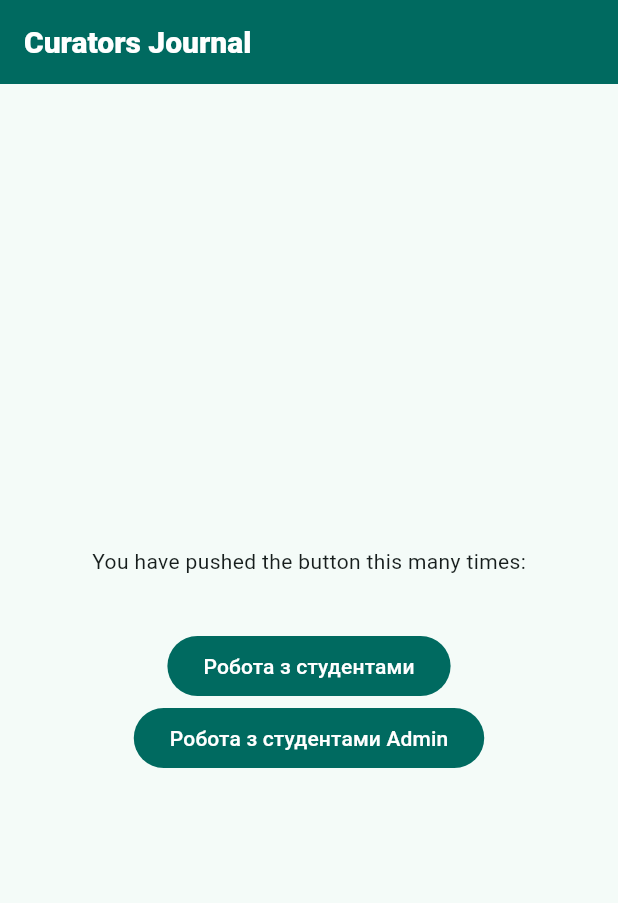
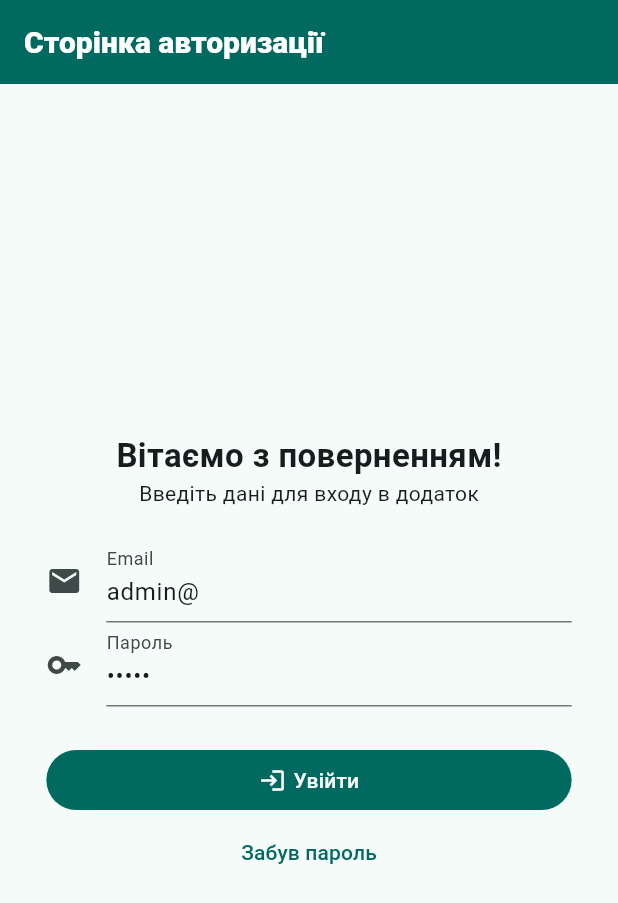
Before and after one commit to aotilm/flutter_curators_journal, a Flutter app: the screen it shows after launch, on a phone screen of 412 x 824 dp. Shown: the top 903 px of the screen. Run offline on Flutter 3.47's test engine with Material 3 defaults, Android fonts, the phone set to English and light mode, and no system bars; our stand-ins replace accordion; missing offline and left inert: excel, mailer, mysql_client.

Commit message:
сторінка відновлення пароля, вхід, далі фікс форми

```diff
--- a/lib/main.dart
+++ b/lib/main.dart
@@ -1,10 +1,11 @@
 import 'package:flutter/material.dart';
-import 'package:test_journal/screens/home_page.dart';
+// import 'package:test_journal/screens/home_page.dart';
+import 'package:test_journal/screens/login_page.dart';
 import 'package:test_journal/screens/work_with_students/admin_work_with_students.dart';
-import 'package:test_journal/screens/work_with_students/curator_screens/activity.dart';
-import 'package:test_journal/screens/work_with_students/curator_screens/general_information.dart';
+// import 'package:test_journal/screens/work_with_students/curator_screens/activity.dart';
+// import 'package:test_journal/screens/work_with_students/curator_screens/general_information.dart';
 import 'package:test_journal/screens/work_with_students/curators_work_with_students.dart';
-import 'package:test_journal/screens/work_with_students/edit_form.dart';
+// import 'package:test_journal/screens/work_with_students/edit_form.dart';
 import 'package:flutter_localizations/flutter_localizations.dart';
 
 void main() {
@@ -48,7 +49,8 @@ class MyApp extends StatelessWidget {
       ],
       initialRoute: '/',
       routes: {
-        '/': (context) => HomePage(),
+        // '/': (context) => HomePage(),
+        '/': (context) => LoginPage(),
         '/work_with_students': (context) => CuratorsWorkWithStudents(group: '2-КТ-21',),
         '/admin_work_with_students': (context) => AdminWorkWithStudents(),
         // '/general_information': (context) => GeneralInformation(),
--- a/lib/screens/home_page.dart
+++ b/lib/screens/home_page.dart
@@ -1,7 +1,7 @@
 import 'package:flutter/cupertino.dart';
 import 'package:flutter/material.dart';
-import 'package:mysql_client/mysql_client.dart';
-import 'package:test_journal/MySqlConnection.dart';
+// import 'package:mysql_client/mysql_client.dart';
+// import 'package:test_journal/MySqlConnection.dart';
 
 
 class HomePage extends StatefulWidget {
@@ -41,6 +41,7 @@ class _HomePageState extends State<HomePage> {
                 Text("Робота з студентами")
             ),
             FilledButton(
+                // onPressed: () => Navigator.pushReplacementNamed(context, '/admin_work_with_students'),
                 onPressed: () => Navigator.pushNamed(context, '/admin_work_with_students'),
                 child:
                 Text("Робота з студентами Admin")
--- /dev/null
+++ b/lib/screens/login_page.dart
@@ -0,0 +1,173 @@
+import 'package:flutter/material.dart';
+import 'package:test_journal/screens/recover_pass_page.dart';
+import 'package:test_journal/screens/work_with_students/admin_work_with_students.dart';
+import 'package:test_journal/screens/work_with_students/curators_work_with_students.dart';
+
+import '../MySqlConnection.dart';
+
+class LoginPage extends StatefulWidget {
+  const LoginPage({super.key});
+
+  @override
+  State<LoginPage> createState() => _LoginPageState();
+}
+
+class _LoginPageState extends State<LoginPage> {
+  final formKey = GlobalKey<FormState>();
+
+  final TextEditingController loginController = TextEditingController();
+  final TextEditingController passController = TextEditingController();
+
+  Future<void> logining() async {
+    if (formKey.currentState!.validate()) {
+      formKey.currentState!.save();
+      print(loginController.text);
+      print(passController.text);
+      final connHandler = MySqlConnectionHandler();
+      await connHandler.connect();
+      // bool result = await connHandler.loginUser(loginController.text, passController.text);
+      List<Map<String, dynamic>> records = await connHandler.selectCuratorInfo(loginController.text, passController.text);
+
+      await connHandler.close();
+      if(records.isNotEmpty){
+        switch (records[0]["role"]){
+          case 'Адміністратор':
+            Navigator.push(
+              context,
+              MaterialPageRoute(
+                  builder: (context) => AdminWorkWithStudents()
+              ),
+            );
+          case 'Куратор':
+            Navigator.push(
+              context,
+              MaterialPageRoute(
+                  builder: (context) => CuratorsWorkWithStudents(group: records[0]['group'])
+              ),
+            );
+          default:
+            ScaffoldMessenger.of(context).showSnackBar(
+              SnackBar(backgroundColor: Theme.of(context).primaryColor, content: Text('Skill issue!')),
+            );
+        }
+      }
+      else{
+        ScaffoldMessenger.of(context).showSnackBar(
+          SnackBar(backgroundColor: Theme.of(context).primaryColor, content: Text('Невірні дані для входу!')),
+        );
+      }
+    }
+
+  }
+
+  @override
+  void initState() {
+    super.initState();
+    loginController.text = "admin@";
+    passController.text = "admin";
+  }
+  @override
+  Widget build(BuildContext context) {
+    return Scaffold(
+        resizeToAvoidBottomInset: true,
+        appBar: AppBar(
+        backgroundColor: Theme.of(context).primaryColor,
+        title: Text('Сторінка авторизації'),
+      ),
+      body: Center(
+        child: SingleChildScrollView(
+          child: Form(
+            key: formKey,
+            child: Column(
+              mainAxisAlignment: MainAxisAlignment.center,
+              children: [
+                Text(
+                  'Вітаємо з поверненням!',
+                  style: TextStyle(fontSize: 22, fontWeight: FontWeight.bold),
+                ),
+                Text(
+                  'Введіть дані для входу в додаток',
+                  style: TextStyle(fontSize: 14),
+                ),
+                SizedBox(height: 20),
+                SizedBox(
+                  width: MediaQuery.of(context).size.width * 0.85,
+                  child: TextFormField(
+                    controller: loginController,
+                    maxLines: null,
+                    decoration: const InputDecoration(
+                      icon: Icon(Icons.mail),
+                      labelText: 'Email',
+                    ),
+                    validator: (value) {
+                      if (value == null || value.isEmpty) {
+                        return 'Введіть Email';
+                      }
+                      if(!value.contains("@")){
+                        return 'Email має містити @';
+                      }
+                      return null;
+                    },
+                    onSaved: (value) {
+                      loginController.text = value!;
+                    },
+                  ),
+                ),
+                SizedBox(
+                  width: MediaQuery.of(context).size.width * 0.85,
+                  child: TextFormField(
+                    obscureText: true,
+                    // obscuringCharacter: "!",
+                    controller: passController,
+                    // maxLines: null,
+                    decoration: const InputDecoration(
+                      icon: Icon(Icons.key),
+                      labelText: 'Пароль',
+                    ),
+                    validator: (value) {
+                      if (value == null || value.isEmpty) {
+                        return 'Введіть пароль';
+                      }
+
+                      return null;
+                    },
+                    onSaved: (value) {
+                      passController.text = value!;
+                    },
+                  ),
+                ),
+                SizedBox(height: 25),
+                SizedBox(
+                  width: MediaQuery.of(context).size.width * 0.85,
+                  child: FilledButton(
+                    onPressed: () {
+                      logining();
+                    },
+                    child: Row(
+                      mainAxisAlignment: MainAxisAlignment.center, // Центрування тексту
+                      children: [
+                        Icon(Icons.login),
+                        SizedBox(width: 5),
+                        Text('Увійти'),
+                      ],
+                    ),
+                  ),
+                ),
+
+                TextButton(
+                    onPressed: () async {
+                      // await recoverPassword();
+                      Navigator.push(context, MaterialPageRoute(
+                          builder: (context) => RecoverPassPage()
+                      ));
+                    },
+                    child: Text('Забув пароль'))
+
+              ],
+            ),
+          )
+        )
+      )
+    );
+  }
+}
--- a/lib/screens/work_with_students/admin_work_with_students.dart
+++ b/lib/screens/work_with_students/admin_work_with_students.dart
@@ -1,5 +1,6 @@
 import 'package:flutter/material.dart';
 import 'package:test_journal/screens/work_with_students/admin_screens/students/groups.dart';
+import 'package:test_journal/screens/work_with_students/work_plan.dart';
 
 class AdminWorkWithStudents extends StatefulWidget {
   const AdminWorkWithStudents({super.key});
@@ -36,7 +37,7 @@ class _AdminWorkWithStudentsState extends State<AdminWorkWithStudents> {
           NavigationDestination(
             selectedIcon: Icon(Icons.person, color: Colors.white,),
             icon: Icon(Icons.person),
-            label: 'Куратори',
+            label: 'Викладачі',
           ),
           NavigationDestination(
             selectedIcon: Icon(Icons.list_alt, color: Colors.white,),
@@ -49,7 +50,7 @@ class _AdminWorkWithStudentsState extends State<AdminWorkWithStudents> {
       body: <Widget>[
         Groups(),
         Text('2'),
-        Text('3'),
+        WorkPlan(),
       ][currentPageIndex]
     );
   }
--- a/lib/screens/work_with_students/cards/data_card_base.dart
+++ b/lib/screens/work_with_students/cards/data_card_base.dart
@@ -3,6 +3,7 @@ import '../curator_screens/all_student_info.dart';
 
 class DataCardBase {
   final int id;
+  final int? number;
   final String firstName;
   final String lastName;
   final String middleName;
@@ -11,6 +12,7 @@ class DataCardBase {
 
   DataCardBase({
     required this.id,
+    this.number,
     required this.firstName,
     required this.lastName,
     required this.middleName,
@@ -40,7 +42,7 @@ class DataCardBase {
             crossAxisAlignment: CrossAxisAlignment.start,
             children: <Widget>[
               Text(
-                'Запис №$id',
+                'Запис №$number',
                 style: TextStyle(fontSize: 14, fontWeight: FontWeight.w400),
               ),
               SizedBox(height: 3),
--- a/lib/screens/work_with_students/cards/social_activity_card.dart
+++ b/lib/screens/work_with_students/cards/social_activity_card.dart
@@ -33,6 +33,8 @@ class SocialActivityCard extends DataCardBase {
       InkWell(
         splashColor: Colors.blue.withAlpha(30),
         onTap: () {
+          print(id);
+          print(idActivity);
           final result = Navigator.push(
             context,
             MaterialPageRoute(
--- a/lib/screens/work_with_students/curator_screens/activity.dart
+++ b/lib/screens/work_with_students/curator_screens/activity.dart
@@ -25,11 +25,11 @@ class _ActivityState extends State<Activity> {
 
     for (var record in records) {
       final card = SocialActivityCard(//
-          id: int.parse(record['id'].toString()),
+          id: 0,
           firstName: record['first_name'] ?? 'No Name',
           lastName: record['second_name'] ?? 'No Second Name',
           middleName: record['middle_name'] ?? 'No Middle Name',
-          idActivity: 0,
+          idActivity: int.parse(record['id'].toString()),
           session: record['session'] ?? 'no',
           date: record['date'] ?? 'No',
           activity: record['activity'] ?? 'No',
--- a/lib/screens/work_with_students/curator_screens/all_student_info.dart
+++ b/lib/screens/work_with_students/curator_screens/all_student_info.dart
@@ -322,6 +322,8 @@ class _AllStudentInfoState extends State<AllStudentInfo> {
         },
       ),
       body: Accordion(
+        // disableScrolling: true,
+        scaleWhenAnimating: false,
         children: [
           // Загальні відомості
           AccordionSection(
--- a/lib/screens/work_with_students/work_plan.dart
+++ b/lib/screens/work_with_students/work_plan.dart
@@ -59,7 +59,8 @@ class _WorkPlanState extends State<WorkPlan> {
           );
         }
       ),
-      body: Column(
+      body: SingleChildScrollView(
+        child: Column(
           children: [
             Padding(
               padding:  const EdgeInsets.only(top: 16),
@@ -104,6 +105,7 @@ class _WorkPlanState extends State<WorkPlan> {
             ),
           ],
         ),
+      ),
     );
   }
 }
--- a/pubspec.yaml
+++ b/pubspec.yaml
@@ -53,6 +53,8 @@ dev_dependencies:
   accordion: ^2.6.0
   date_picker_plus: ^3.0.2
   excel: ^4.0.6
+  mailer: ^6.2.0
+
 #  file_selector: ^1.0.3
 
 #  file_picker: ^8.1.3
```
Also changed, not shown: lib/MySqlConnection.dart (+81 -7 lines), lib/screens/password_recovery_html.dart (added, +59 -0 lines), lib/screens/recover_pass_page.dart (added, +171 -0 lines), lib/screens/work_with_students/curators_work_with_students.dart (+99 -97 lines), lib/screens/work_with_students/edit_form.dart (+4 -8 lines), pubspec.lock. Lines whose indentation alone changed are shown as unchanged.
